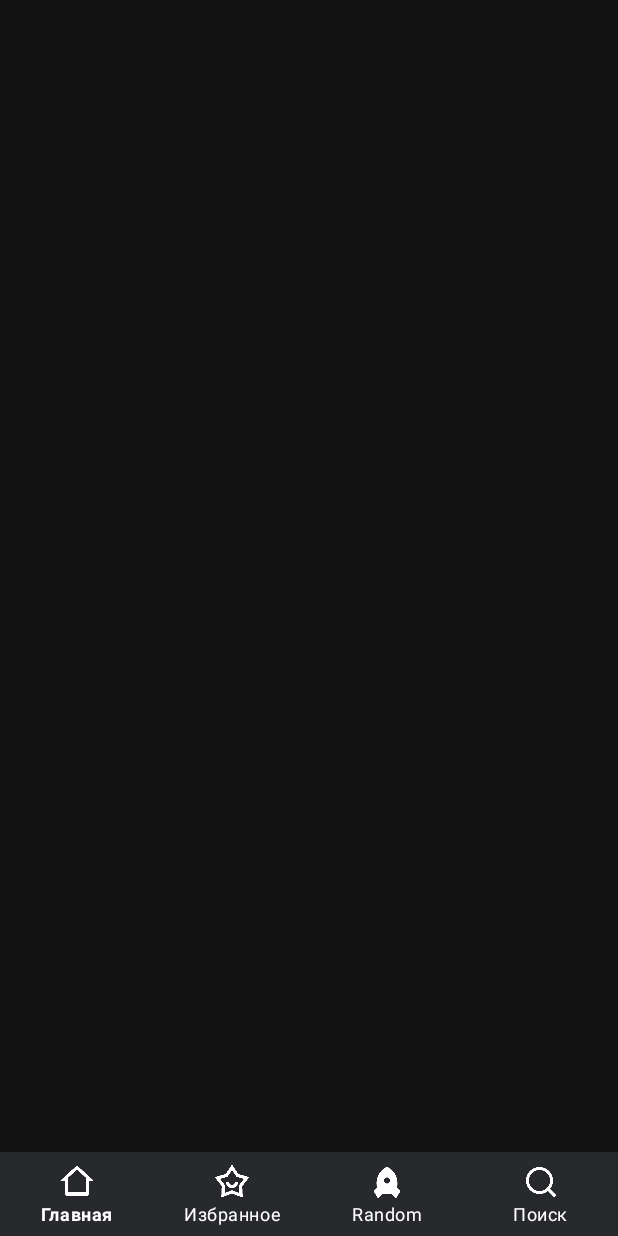
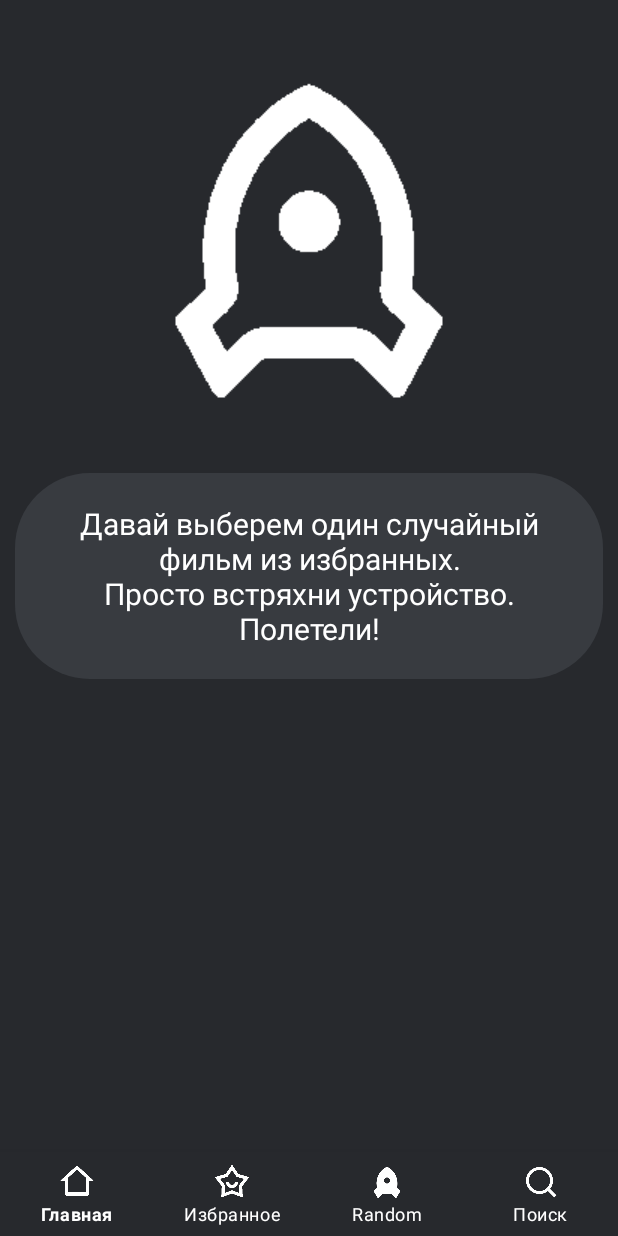
Before and after one commit to MasliaievKirill/FilmSpace, an Android app: the RandomActivity screen opened directly, with no data from a screen before it, on a phone screen of 412 x 824 dp. Run offline under Robolectric (Android 15) with nearby library versions, the phone set to English and light mode, and no system bars; our stand-ins replace Room's generated code.

Commit message:
1.Work with random layout, search layout 2.Fixed bugs (Random, Search)

```diff
--- a/app/src/main/AndroidManifest.xml
+++ b/app/src/main/AndroidManifest.xml
@@ -2,6 +2,7 @@
 <manifest xmlns:android="http://schemas.android.com/apk/res/android"
     package="com.masliaiev.filmspace">
 
+    <uses-permission android:name="android.permission.ACCESS_NETWORK_STATE" />
     <uses-permission android:name="android.permission.INTERNET" />
 
     <application
--- a/app/src/main/java/com/masliaiev/filmspace/RandomActivity.java
+++ b/app/src/main/java/com/masliaiev/filmspace/RandomActivity.java
@@ -7,8 +7,10 @@ import androidx.lifecycle.LiveData;
 import androidx.lifecycle.Observer;
 import androidx.lifecycle.ViewModelProvider;
 
+import android.annotation.SuppressLint;
 import android.content.Context;
 import android.content.Intent;
+import android.content.pm.ActivityInfo;
 import android.hardware.Sensor;
 import android.hardware.SensorEvent;
 import android.hardware.SensorEventListener;
@@ -16,6 +18,8 @@ import android.hardware.SensorManager;
 import android.os.Bundle;
 import android.view.Menu;
 import android.view.MenuItem;
+import android.view.View;
+import android.widget.TextView;
 import android.widget.Toast;
 
 import com.google.android.material.bottomnavigation.BottomNavigationView;
@@ -31,6 +35,7 @@ public class RandomActivity extends AppCompatActivity implements SensorEventList
 
     private BottomNavigationView bottomNavigationViewRandom;
     private MainViewModel viewModel;
+    private TextView textViewWarning;
 
     private SensorManager sensorManager;
 
@@ -43,18 +48,23 @@ public class RandomActivity extends AppCompatActivity implements SensorEventList
     List<Movie> moviesForRandom;
 
 
+    @SuppressLint("SourceLockedOrientationActivity")
     @Override
     protected void onCreate(Bundle savedInstanceState) {
         super.onCreate(savedInstanceState);
         setContentView(R.layout.activity_random);
+        setRequestedOrientation(ActivityInfo.SCREEN_ORIENTATION_PORTRAIT);
         ActionBar actionBar = getSupportActionBar();
         if (actionBar != null) {
             actionBar.hide();
         }
         bottomNavigationViewRandom = findViewById(R.id.bottomNavigationViewRandom);
+        textViewWarning = findViewById(R.id.textViewWarning);
+        textViewWarning.setVisibility(View.INVISIBLE);
         Menu menu = bottomNavigationViewRandom.getMenu();
         menu.findItem(R.id.bottomRandom).setIcon(R.drawable.random_selection_white);
         bottomNavigationViewRandom.setOnItemSelectedListener(new NavigationBarView.OnItemSelectedListener() {
+            @SuppressLint("NonConstantResourceId")
             @Override
             public boolean onNavigationItemSelected(@NonNull MenuItem item) {
                 switch (item.getItemId()) {
@@ -138,6 +148,8 @@ public class RandomActivity extends AppCompatActivity implements SensorEventList
                         intent.putExtra("random", "random");
                         intent.putExtra("id", movie.getId());
                         startActivity(intent);
+                    } else {
+                        textViewWarning.setVisibility(View.VISIBLE);
                     }
                 }
             }
--- /dev/null
+++ b/app/src/main/res/drawable/round_background.xml
@@ -0,0 +1,6 @@
+<?xml version="1.0" encoding="utf-8"?>
+<shape xmlns:android="http://schemas.android.com/apk/res/android"
+    android:shape="rectangle">
+    <solid android:color="@color/overlay_light" />
+    <corners android:radius="50dp" />
+</shape>
--- a/app/src/main/res/layout/activity_random.xml
+++ b/app/src/main/res/layout/activity_random.xml
@@ -4,6 +4,7 @@
     xmlns:tools="http://schemas.android.com/tools"
     android:layout_width="match_parent"
     android:layout_height="match_parent"
+    android:background="@color/surface"
     tools:context=".RandomActivity">
 
     <com.google.android.material.bottomnavigation.BottomNavigationView
@@ -19,4 +20,47 @@
         app:layout_constraintStart_toStartOf="parent"
         app:labelVisibilityMode="labeled"
         app:menu="@menu/bottom_menu"/>
+
+    <ImageView
+        android:id="@+id/imageViewRandomLogo"
+        android:layout_width="wrap_content"
+        android:layout_height="wrap_content"
+        app:layout_constraintEnd_toEndOf="parent"
+        app:layout_constraintStart_toStartOf="parent"
+        app:layout_constraintTop_toTopOf="parent"
+        app:layout_constraintBottom_toTopOf="@id/textViewRandomInfo"
+        app:srcCompat="@drawable/random_selection" />
+
+    <TextView
+        android:id="@+id/textViewRandomInfo"
+        android:layout_width="0dp"
+        android:layout_height="wrap_content"
+        android:layout_margin="10dp"
+        android:padding="20dp"
+        android:background="@drawable/round_background"
+        android:gravity="center"
+        android:text="Давай выберем один случайный фильм из избранных.\nПросто встряхни устройство.\nПолетели!"
+        android:textSize="20sp"
+        android:textColor="@color/white"
+        app:layout_constraintBottom_toTopOf="@+id/bottomNavigationViewRandom"
+        app:layout_constraintEnd_toEndOf="parent"
+        app:layout_constraintStart_toStartOf="parent"
+        app:layout_constraintTop_toTopOf="parent" />
+
+    <TextView
+        android:id="@+id/textViewWarning"
+        android:layout_width="0dp"
+        android:layout_height="wrap_content"
+        android:layout_margin="10dp"
+        android:padding="20dp"
+        android:background="@drawable/round_background"
+        android:gravity="center"
+        android:text="Нет фильмов в избранном.\nДобавьте фильмы в коллекцию:)"
+        android:textSize="20sp"
+        android:textColor="@color/white"
+        app:layout_constraintBottom_toTopOf="@+id/bottomNavigationViewRandom"
+        app:layout_constraintEnd_toEndOf="parent"
+        app:layout_constraintStart_toStartOf="parent"
+        app:layout_constraintTop_toBottomOf="@+id/textViewRandomInfo"
+        android:visibility="gone"/>
 </androidx.constraintlayout.widget.ConstraintLayout>
--- a/app/src/main/res/layout/movie_item.xml
+++ b/app/src/main/res/layout/movie_item.xml
@@ -17,10 +17,4 @@
         android:adjustViewBounds="true"
         android:scaleType="centerCrop"/>
 
-    <ImageView
-        android:id="@+id/imageViewInFavourite"
-        android:layout_width="30dp"
-        android:layout_height="30dp"
-        app:layout_constraintEnd_toEndOf="parent"
-        app:layout_constraintTop_toTopOf="parent"/>
 </androidx.constraintlayout.widget.ConstraintLayout>
--- a/app/src/main/res/values/colors.xml
+++ b/app/src/main/res/values/colors.xml
@@ -9,4 +9,5 @@
     <color name="white">#FFFFFFFF</color>
     <color name="surface">#27292D</color>
     <color name="base">#1F2023</color>
+    <color name="overlay_light">#383B40</color>
 </resources>
```
Also changed, not shown: app/src/main/java/com/masliaiev/filmspace/MainActivity.java (+30 -31 lines), app/src/main/java/com/masliaiev/filmspace/SearchActivity.java (+8 -11 lines), app/src/main/java/com/masliaiev/filmspace/adapters/MovieAdapter.java (+1 -29 lines), app/src/main/res/layout/activity_detail.xml (+50 -40 lines), app/src/main/res/layout/activity_main.xml (+26 -24 lines), app/src/main/res/layout/activity_search.xml (+11 -5 lines).
